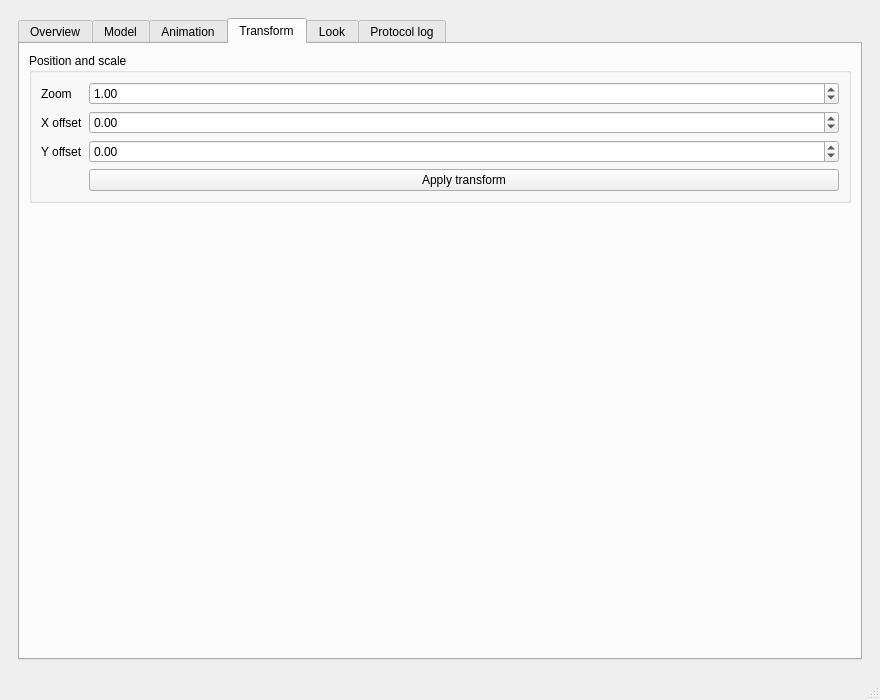
Before: the Qt Designer form control/MainWindow.ui in ad2248/DeskWaifu, drawn with Qt 5.
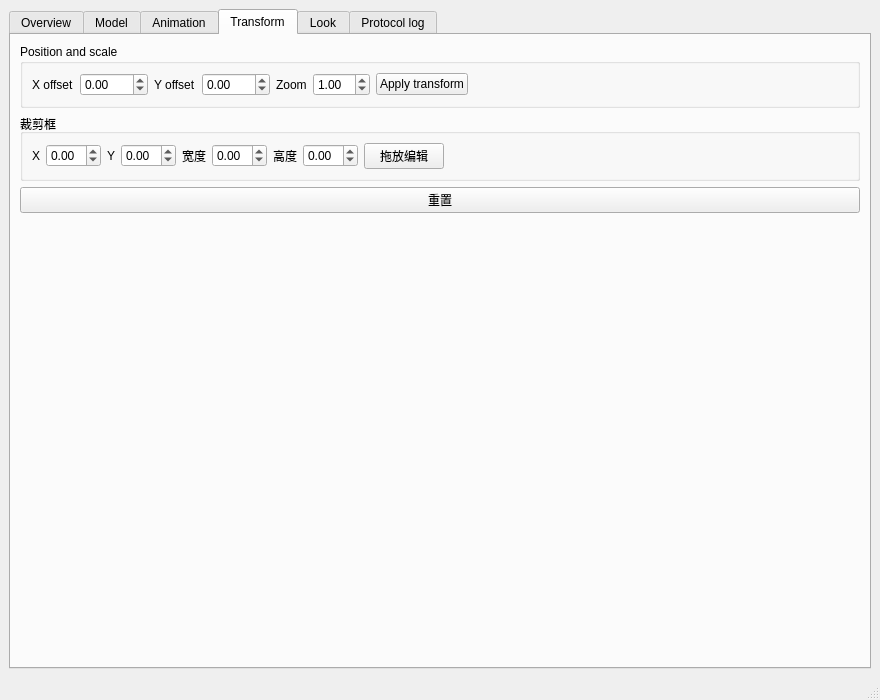
After: the same form once the commit is applied. The open tabs and pages were chosen to show the change.

Diff of the .ui file:
```diff
--- a/control/MainWindow.ui
+++ b/control/MainWindow.ui
@@ -20,22 +20,7 @@
    <string>DeskWaifu Control</string>
   </property>
   <widget class="QWidget" name="centralWidget">
-   <layout class="QVBoxLayout" name="rootLayout">
-    <property name="spacing">
-     <number>14</number>
-    </property>
-    <property name="leftMargin">
-     <number>18</number>
-    </property>
-    <property name="topMargin">
-     <number>18</number>
-    </property>
-    <property name="rightMargin">
-     <number>18</number>
-    </property>
-    <property name="bottomMargin">
-     <number>18</number>
-    </property>
+   <layout class="QVBoxLayout" name="verticalLayout_2">
     <item>
      <widget class="QTabWidget" name="tabWidget">
       <property name="currentIndex">
@@ -336,38 +321,15 @@
           <property name="title">
            <string>Position and scale</string>
           </property>
-          <layout class="QFormLayout" name="transformForm">
-           <item row="0" column="0">
-            <widget class="QLabel" name="zoomLabel">
-             <property name="text">
-              <string>Zoom</string>
-             </property>
-            </widget>
-           </item>
-           <item row="0" column="1">
-            <widget class="QDoubleSpinBox" name="zoomSpin">
-             <property name="minimum">
-              <double>0.100000000000000</double>
-             </property>
-             <property name="maximum">
-              <double>10.000000000000000</double>
-             </property>
-             <property name="singleStep">
-              <double>0.100000000000000</double>
-             </property>
-             <property name="value">
-              <double>1.000000000000000</double>
-             </property>
-            </widget>
-           </item>
-           <item row="1" column="0">
+          <layout class="QHBoxLayout" name="horizontalLayout">
+           <item>
             <widget class="QLabel" name="positionXLabel">
              <property name="text">
               <string>X offset</string>
              </property>
             </widget>
            </item>
-           <item row="1" column="1">
+           <item>
             <widget class="QDoubleSpinBox" name="positionXSpin">
              <property name="minimum">
               <double>-100.000000000000000</double>
@@ -380,14 +342,14 @@
              </property>
             </widget>
            </item>
-           <item row="2" column="0">
+           <item>
             <widget class="QLabel" name="positionYLabel">
              <property name="text">
               <string>Y offset</string>
              </property>
             </widget>
            </item>
-           <item row="2" column="1">
+           <item>
             <widget class="QDoubleSpinBox" name="positionYSpin">
              <property name="minimum">
               <double>-100.000000000000000</double>
@@ -400,16 +362,168 @@
              </property>
             </widget>
            </item>
-           <item row="3" column="1">
+           <item>
+            <widget class="QLabel" name="zoomLabel">
+             <property name="text">
+              <string>Zoom</string>
+             </property>
+            </widget>
+           </item>
+           <item>
+            <widget class="QDoubleSpinBox" name="zoomSpin">
+             <property name="minimum">
+              <double>0.100000000000000</double>
+             </property>
+             <property name="maximum">
+              <double>10.000000000000000</double>
+             </property>
+             <property name="singleStep">
+              <double>0.100000000000000</double>
+             </property>
+             <property name="value">
+              <double>1.000000000000000</double>
+             </property>
+            </widget>
+           </item>
+           <item>
             <widget class="QPushButton" name="transformButton">
              <property name="text">
               <string>Apply transform</string>
              </property>
             </widget>
            </item>
+           <item>
+            <spacer name="horizontalSpacer_2">
+             <property name="orientation">
+              <enum>Qt::Orientation::Horizontal</enum>
+             </property>
+             <property name="sizeHint" stdset="0">
+              <size>
+               <width>40</width>
+               <height>20</height>
+              </size>
+             </property>
+            </spacer>
+           </item>
           </layout>
          </widget>
         </item>
+        <item>
+         <widget class="QGroupBox" name="positionEdit">
+          <property name="title">
+           <string>裁剪框</string>
+          </property>
+          <layout class="QHBoxLayout" name="horizontalLayout_2">
+           <item>
+            <widget class="QLabel" name="cropBox_x_label">
+             <property name="text">
+              <string>X</string>
+             </property>
+            </widget>
+           </item>
+           <item>
+            <widget class="QDoubleSpinBox" name="cropBox_x">
+             <property name="minimum">
+              <double>-1.000000000000000</double>
+             </property>
+             <property name="maximum">
+              <double>1.000000000000000</double>
+             </property>
+             <property name="singleStep">
+              <double>0.100000000000000</double>
+             </property>
+            </widget>
+           </item>
+           <item>
+            <widget class="QLabel" name="cropBox_y_label">
+             <property name="text">
+              <string>Y</string>
+             </property>
+            </widget>
+           </item>
+           <item>
+            <widget class="QDoubleSpinBox" name="cropBox_y">
+             <property name="minimum">
+              <double>-1.000000000000000</double>
+             </property>
+             <property name="maximum">
+              <double>1.000000000000000</double>
+             </property>
+             <property name="singleStep">
+              <double>0.100000000000000</double>
+             </property>
+            </widget>
+           </item>
+           <item>
+            <widget class="QLabel" name="cropBox_w_label">
+             <property name="text">
+              <string>宽度</string>
+             </property>
+            </widget>
+           </item>
+           <item>
+            <widget class="QDoubleSpinBox" name="cropBox_w">
+             <property name="minimum">
+              <double>-1.000000000000000</double>
+             </property>
+             <property name="maximum">
+              <double>1.000000000000000</double>
+             </property>
+             <property name="singleStep">
+              <double>0.100000000000000</double>
+             </property>
+            </widget>
+           </item>
+           <item>
+            <widget class="QLabel" name="cropBox_h_label">
+             <property name="text">
+              <string>高度</string>
+             </property>
+            </widget>
+           </item>
+           <item>
+            <widget class="QDoubleSpinBox" name="cropBox_h">
+             <property name="minimum">
+              <double>-1.000000000000000</double>
+             </property>
+             <property name="maximum">
+              <double>1.000000000000000</double>
+             </property>
+             <property name="singleStep">
+              <double>0.100000000000000</double>
+             </property>
+            </widget>
+           </item>
+           <item>
+            <widget class="QPushButton" name="dragEditButton">
+             <property name="text">
+              <string>拖放编辑</string>
+             </property>
+            </widget>
+           </item>
+           <item>
+            <spacer name="horizontalSpacer">
+             <property name="orientation">
+              <enum>Qt::Orientation::Horizontal</enum>
+             </property>
+             <property name="sizeHint" stdset="0">
+              <size>
+               <width>40</width>
+               <height>20</height>
+              </size>
+             </property>
+            </spacer>
+           </item>
+          </layout>
+         </widget>
+        </item>
+        <item>
+         <widget class="QPushButton" name="xformResetButton">
+          <property name="text">
+           <string>重置</string>
+          </property>
+         </widget>
+        </item>
         <item>
          <spacer name="transformSpacer">
           <property name="orientation">
```
Left out of the diff: 2 changed lines with no effect on the pictures.
